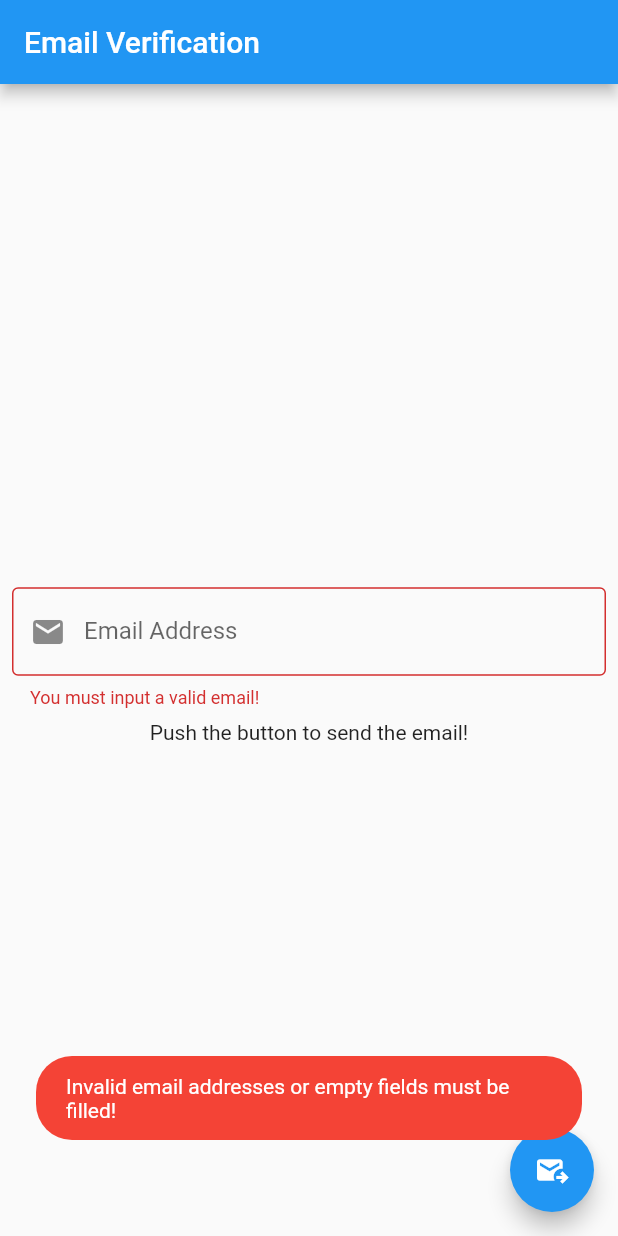
After one commit to MakLo1337/email_cirest, a Flutter app: the screen it shows after launch, after a tap on the "outgoing mail" icon, on a phone screen of 412 x 824 dp. The commit adds this screen. Run offline on Flutter 3.47's test engine with Material 2 defaults, Android fonts, the phone set to English and light mode, and no system bars; our stand-ins replace email_validator, fluttertoast.

Commit message:
update AFL

```diff
--- a/lib/services/cirestsmtpservices.dart
+++ b/lib/services/cirestsmtpservices.dart
@@ -5,7 +5,8 @@ class Cirestsmtpservices {
   static Future<http.Response> sendMail(String email){
     return http.post(Uri.https(Const.smtpUrl, "/cirestapi/api/mahasiswa/sendmail"),
       headers: <String, String> {
-        'content-type' : 'application/json; charset=utf-8'
+        'content-type' : 'application/json; charset=utf-8',
+        'AFL-API-KEY'  : 'AFL-CloudComp-MahadiRafi'
       },
       body: jsonEncode(<String, dynamic>{
         'email' : email
--- /dev/null
+++ b/lib/views/pages/sendmail.dart
@@ -0,0 +1,101 @@
+part of 'pages.dart';
+
+class Sendmail extends StatefulWidget {
+  const Sendmail({ Key? key }) : super(key: key);
+
+  @override
+  _SendmailState createState() => _SendmailState();
+}
+
+class _SendmailState extends State<Sendmail> {
+
+  @override
+  void initState() {
+    super.initState();
+  }
+
+  final ctrlEmail = TextEditingController();
+  final _emailKey = GlobalKey<FormState>();
+
+  @override
+  void dispose(){
+    super.dispose();
+    ctrlEmail.dispose();
+  }
+
+  @override
+  Widget build(BuildContext context) {
+  return Scaffold(
+        appBar: AppBar(
+          // Here we take the value from the MyHomePage object that was created by
+          // the App.build method, and use it to set our appbar title.
+          title: Text("Email Verification"),
+        ),
+        body: Center(
+          // Center is a layout widget. It takes a single child and positions it
+          // in the middle of the parent.
+          child: Column(
+            // Column is also a layout widget. It takes a list of children and
+            // arranges them vertically. By default, it sizes itself to fit its
+            // children horizontally, and tries to be as tall as its parent.
+            //
+            // Invoke "debug painting" (press "p" in the console, choose the
+            // "Toggle Debug Paint" action from the Flutter Inspector in Android
+            // Studio, or the "Toggle Debug Paint" command in Visual Studio Code)
+            // to see the wireframe for each widget.
+            //
+            // Column has various properties to control how it sizes itself and
+            // how it positions its children. Here we use mainAxisAlignment to
+            // center the children vertically; the main axis here is the vertical
+            // axis because Columns are vertical (the cross axis would be
+            // horizontal).
+            mainAxisAlignment: MainAxisAlignment.center,
+            children: <Widget>[
+              Container(
+
+                padding: EdgeInsets.all(8),
+                child: Form(
+                  key: _emailKey,
+                  child: Column(
+                    children: [
+                      TextFormField(
+                        keyboardType: TextInputType.emailAddress,
+                        decoration: InputDecoration(
+                          hintText: "Email Address",
+                          labelText: "Email Address",
+                          prefixIcon: Icon(Icons.email),
+                          border: OutlineInputBorder(borderRadius: BorderRadius.circular(4))
+                        ),
+                        controller: ctrlEmail,
+                        autovalidateMode: AutovalidateMode.onUserInteraction,
+                        validator: ((value) {
+                          return !EmailValidator.validate(value.toString()) ? 'You must input a valid email!' : null;
+                        }),
+                      )
+                    ]),
+                ),
+              ),
+              const Text(
+                'Push the button to send the email!',
+              ),
+            ],
+          ),
+        ),
+        floatingActionButton: FloatingActionButton(
+          onPressed: (() async {
+            if(_emailKey.currentState!.validate()){
+            await Cirestsmtpservices.sendMail(ctrlEmail.text).then((value) {
+              var result = json.decode(value.body);
+              print(result);
+              Fluttertoast.showToast(msg: (result['message'] == null ? result['error'] : result['message']), toastLength: Toast.LENGTH_SHORT, backgroundColor: (result['message'] == null ? Colors.red : Colors.green), textColor: Colors.white, fontSize: 14.0);
+            });
+            } else {
+              Fluttertoast.showToast(msg: "Invalid email addresses or empty fields must be filled!", toastLength: Toast.LENGTH_SHORT, backgroundColor: Colors.red, textColor: Colors.white, fontSize: 14.0);
+            }
+          }),
+          tooltip: 'Increment',
+          child: const Icon(Icons.outgoing_mail),
+        ), // This trailing comma makes auto-formatting nicer for build methods.
+      );
+  }
+}
--- /dev/null
+++ b/lib/views/pages/success.dart
@@ -0,0 +1 @@
+part of 'pages.dart';
--- a/pubspec.yaml
+++ b/pubspec.yaml
@@ -35,6 +35,7 @@ dependencies:
     sdk: flutter
   fluttertoast: ^8.1.1
   http: ^0.13.5
+  uni_links: ^0.5.1
 
 dev_dependencies:
   flutter_lints: ^2.0.0
```
Also changed, not shown: lib/main.dart (+2 -143 lines), lib/views/pages/pages.dart (+9 -0 lines), pubspec.lock, 1 other file.
